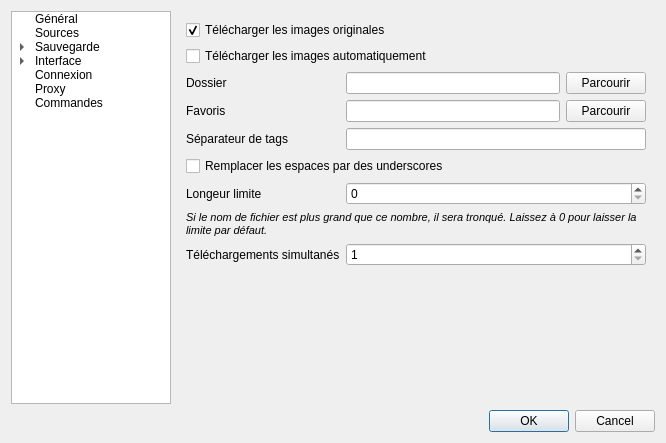
Before: the Qt Designer form ui/optionswindow.ui in XanderMld/imgbrd-grabber, drawn with Qt 5.
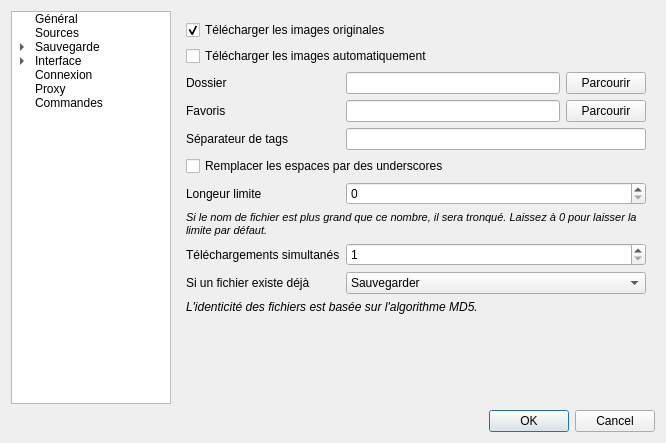
After: the same form once the commit is applied. The open tabs and pages were chosen to show the change. Icons and pictures are not drawn.

Commit message: * Re-added compiled windows binaries in order to link to it as a "nightly" version. * Fixed generated Javascript from original filename. * Fixed artist, copyright and characters tags for Javascript filenames. * Full md5 duplicates support (ignore, move, copy, duplicate).

What changed in the file:
```diff
--- a/ui/optionswindow.ui
+++ b/ui/optionswindow.ui
@@ -685,6 +685,47 @@
            </property>
           </widget>
          </item>
+         <item row="9" column="0">
+          <widget class="QLabel" name="label_19">
+           <property name="text">
+            <string>Si un fichier existe déjà</string>
+           </property>
+          </widget>
+         </item>
+         <item row="10" column="0" colspan="2">
+          <widget class="QLabel" name="label_21">
+           <property name="text">
+            <string>&lt;i&gt;L'identicité des fichiers est basée sur l'algorithme MD5.&lt;/i&gt;</string>
+           </property>
+          </widget>
+         </item>
+         <item row="9" column="1">
+          <widget class="QComboBox" name="comboMd5Duplicates">
+           <property name="currentIndex">
+            <number>0</number>
+           </property>
+           <item>
+            <property name="text">
+             <string>Sauvegarder</string>
+            </property>
+           </item>
+           <item>
+            <property name="text">
+             <string>Copier</string>
+            </property>
+           </item>
+           <item>
+            <property name="text">
+             <string>Déplacer</string>
+            </property>
+           </item>
+           <item>
+            <property name="text">
+             <string>Ne pas sauvegarder</string>
+            </property>
+           </item>
+          </widget>
+         </item>
         </layout>
        </widget>
        <widget class="QWidget" name="pageSaveFilenames">
```
Left out of the diff: 2 changed lines with no effect on the pictures. The commit also changes 7 other files.
